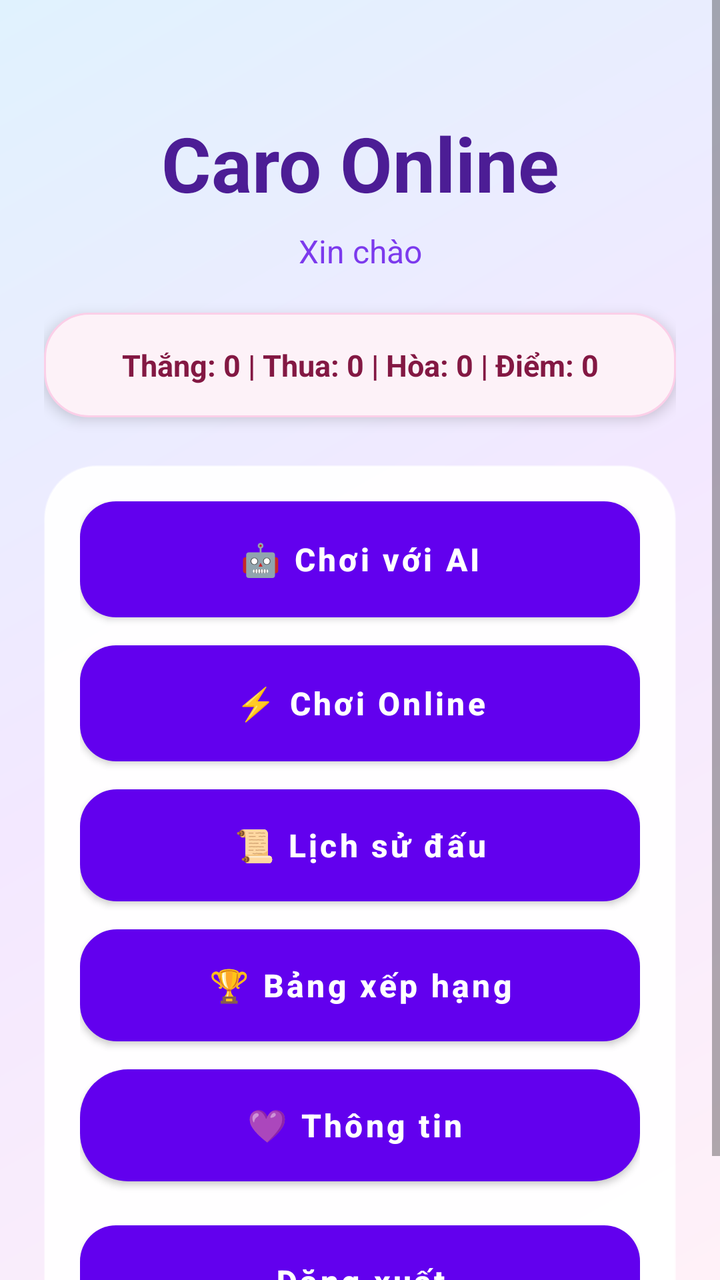
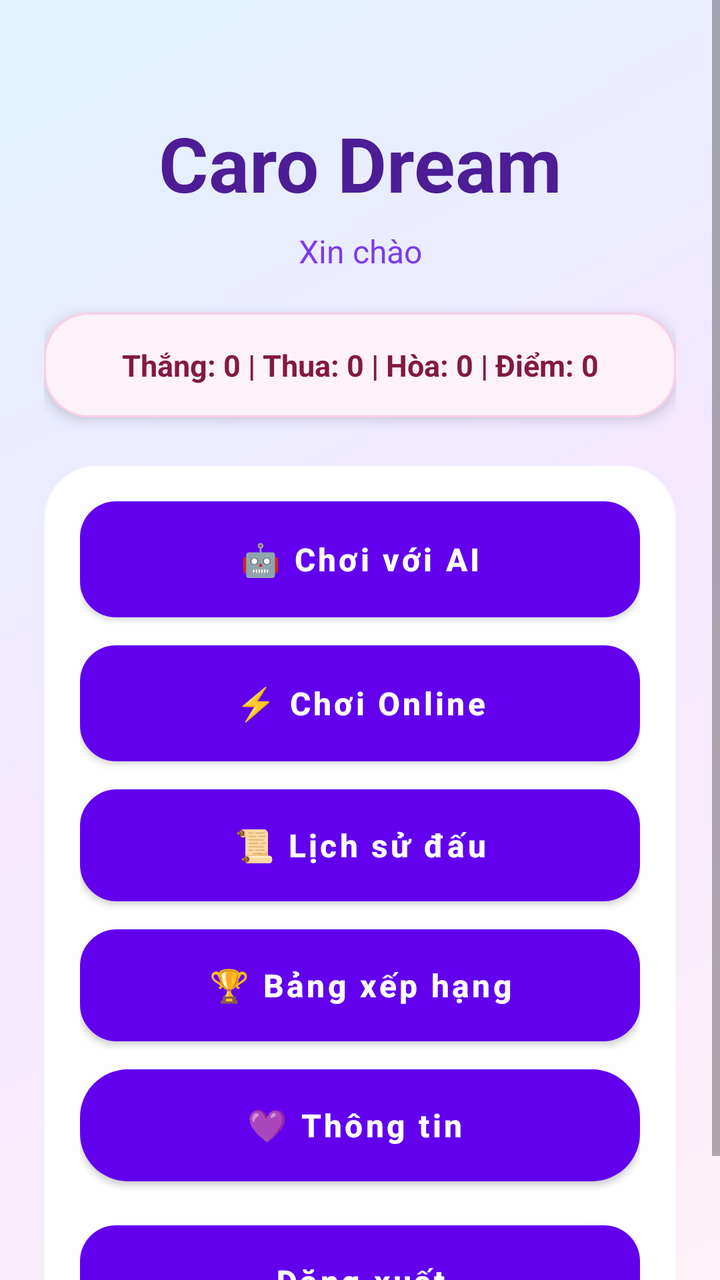

An Android layout rendered at two revisions. The XML below is the earlier revision; the diff shows what the commit changed to produce the second picture.
<!-- AndroidManifest.xml: application theme Theme.CaroOnline -->
<!-- res/layout/activity_home.xml -->
<?xml version="1.0" encoding="utf-8"?>
<ScrollView xmlns:android="http://schemas.android.com/apk/res/android"
    android:layout_width="match_parent"
    android:layout_height="match_parent"
    android:fillViewport="true"
    android:background="@drawable/bg_app_gradient">

    <LinearLayout
        android:layout_width="match_parent"
        android:layout_height="wrap_content"
        android:orientation="vertical"
        android:padding="22dp">

        <TextView
            android:id="@+id/tvHomeTitle"
            android:layout_width="match_parent"
            android:layout_height="wrap_content"
            android:layout_marginTop="34dp"
            android:gravity="center"
            android:text="Caro Online"
            android:textColor="#4C1D95"
            android:textSize="38sp"
            android:textStyle="bold" />

        <TextView
            android:id="@+id/tvUserInfo"
            android:layout_width="match_parent"
            android:layout_height="wrap_content"
            android:layout_marginTop="8dp"
            android:gravity="center"
            android:text="Xin chào"
            android:textColor="#7C3AED"
            android:textSize="16sp" />

        <TextView
            android:id="@+id/tvStats"
            android:layout_width="match_parent"
            android:layout_height="wrap_content"
            android:layout_marginTop="20dp"
            android:background="@drawable/bg_stat_pill"
            android:elevation="4dp"
            android:gravity="center"
            android:padding="16dp"
            android:text="Thắng: 0 | Thua: 0 | Hòa: 0 | Điểm: 0"
            android:textColor="#831843"
            android:textSize="15sp"
            android:textStyle="bold" />

        <LinearLayout
            android:layout_width="match_parent"
            android:layout_height="wrap_content"
            android:layout_marginTop="24dp"
            android:background="@drawable/bg_card_glass"
            android:elevation="8dp"
            android:orientation="vertical"
            android:padding="18dp">

            <Button
                android:id="@+id/btnPlayAI"
                android:layout_width="match_parent"
                android:layout_height="58dp"
                android:background="@drawable/bg_button_primary"
                android:elevation="6dp"
                android:text="🤖 Chơi với AI"
                android:textAllCaps="false"
                android:textColor="@color/button_text_white"
                android:textSize="16sp"
                android:textStyle="bold" />

            <Button
                android:id="@+id/btnPlayOnline"
                android:layout_width="match_parent"
                android:layout_height="58dp"
                android:layout_marginTop="14dp"
                android:background="@drawable/bg_button_primary"
                android:elevation="6dp"
                android:text="⚡ Chơi Online"
                android:textAllCaps="false"
                android:textColor="@color/button_text_white"
                android:textSize="16sp"
                android:textStyle="bold" />

            <Button
                android:id="@+id/btnHistory"
                android:layout_width="match_parent"
                android:layout_height="56dp"
                android:layout_marginTop="14dp"
                android:background="@drawable/bg_button_secondary"
                android:text="📜 Lịch sử đấu"
                android:textAllCaps="false"
                android:textColor="@color/button_text_white"
                android:textSize="16sp"
                android:textStyle="bold" />

            <Button
                android:id="@+id/btnRanking"
                android:layout_width="match_parent"
                android:layout_height="56dp"
                android:layout_marginTop="14dp"
                android:background="@drawable/bg_button_secondary"
                android:text="🏆 Bảng xếp hạng"
                android:textAllCaps="false"
                android:textColor="@color/button_text_white"
                android:textSize="16sp"
                android:textStyle="bold" />

            <Button
                android:id="@+id/btnAbout"
                android:layout_width="match_parent"
                android:layout_height="56dp"
                android:layout_marginTop="14dp"
                android:background="@drawable/bg_button_purple"


                android:text="💜 Thông tin
"
                android:textAllCaps="false"
                android:textColor="@color/button_text_white"
                android:textSize="16sp"
                android:textStyle="bold" />

            <Button
                android:id="@+id/btnLogout"
                android:layout_width="match_parent"
                android:layout_height="56dp"
                android:layout_marginTop="22dp"
                android:background="@drawable/bg_button_danger"
                android:text="Đăng xuất"
                android:textAllCaps="false"
                android:textColor="@color/button_text_white"
                android:textSize="16sp"
                android:textStyle="bold" />
        </LinearLayout>
    </LinearLayout>
</ScrollView>
<!-- resources referenced by this layout -->
<resources>
  <!-- drawable bg_app_gradient (drawable) -->
  <?xml version="1.0" encoding="utf-8"?>
  <shape xmlns:android="http://schemas.android.com/apk/res/android">
      <gradient
          android:startColor="#FFF1F8"
          android:centerColor="#F3E8FF"
          android:endColor="#E0F2FE"
          android:angle="135" />
  </shape>
  <!-- drawable bg_button_danger (drawable) -->
  <?xml version="1.0" encoding="utf-8"?>
  <shape xmlns:android="http://schemas.android.com/apk/res/android">
      <corners android:radius="18dp" />
      <gradient android:startColor="#FB7185" android:endColor="#F97316" android:angle="0" />
  </shape>
  <!-- drawable bg_button_primary (drawable) -->
  <?xml version="1.0" encoding="utf-8"?>
  <selector xmlns:android="http://schemas.android.com/apk/res/android">
      <item android:state_pressed="true">
          <shape><corners android:radius="18dp"/><gradient android:startColor="#7C3AED" android:endColor="#DB2777" android:angle="0"/></shape>
      </item>
      <item>
          <shape><corners android:radius="18dp"/><gradient android:startColor="#EC4899" android:endColor="#8B5CF6" android:angle="0"/></shape>
      </item>
  </selector>
  <!-- drawable bg_button_secondary (drawable) -->
  <?xml version="1.0" encoding="utf-8"?>
  <selector xmlns:android="http://schemas.android.com/apk/res/android">
      <item android:state_pressed="true"><shape><solid android:color="#E9D5FF"/><corners android:radius="18dp"/><stroke android:width="1dp" android:color="#A855F7"/></shape></item>
      <item><shape><solid android:color="#FFFFFFFF"/><corners android:radius="18dp"/><stroke android:width="1dp" android:color="#E9D5FF"/></shape></item>
  </selector>
  <!-- drawable bg_card_glass (drawable) -->
  <?xml version="1.0" encoding="utf-8"?>
  <shape xmlns:android="http://schemas.android.com/apk/res/android">
      <solid android:color="#F7FFFFFF" />
      <corners android:radius="26dp" />
      <stroke android:width="1dp" android:color="#70FFFFFF" />
      <padding android:left="18dp" android:top="18dp" android:right="18dp" android:bottom="18dp" />
  </shape>
  <!-- drawable bg_stat_pill (drawable) -->
  <?xml version="1.0" encoding="utf-8"?>
  <shape xmlns:android="http://schemas.android.com/apk/res/android">
      <solid android:color="#FDF2F8" />
      <corners android:radius="22dp" />
      <stroke android:width="1dp" android:color="#FBCFE8" />
  </shape>
  <style name="Theme.CaroOnline" parent="Theme.MaterialComponents.DayNight.NoActionBar">
          
          <item name="colorPrimary">@color/purple_500</item>
          <item name="colorPrimaryVariant">@color/purple_700</item>
          <item name="colorOnPrimary">@color/white</item>
          
          <item name="colorSecondary">@color/teal_200</item>
          <item name="colorSecondaryVariant">@color/teal_700</item>
          <item name="colorOnSecondary">@color/black</item>
          
          <item name="android:statusBarColor">?attr/colorPrimaryVariant</item>
          
      </style>
  <color name="purple_500">#FF6200EE</color>
  <color name="purple_700">#FF3700B3</color>
  <color name="white">#FFFFFFFF</color>
  <color name="teal_200">#FF03DAC5</color>
  <color name="teal_700">#FF018786</color>
  <color name="black">#FF000000</color>
  <!-- unchanged entries left out for length: 1 -->
</resources>

<!-- the commit's change to res/layout/activity_home.xml (unified diff, before → after) -->
@@ -17,7 +17,7 @@
             android:layout_height="wrap_content"
             android:layout_marginTop="34dp"
             android:gravity="center"
-            android:text="Caro Online"
+            android:text="Caro Dream"
             android:textColor="#4C1D95"
             android:textSize="38sp"
             android:textStyle="bold" />
